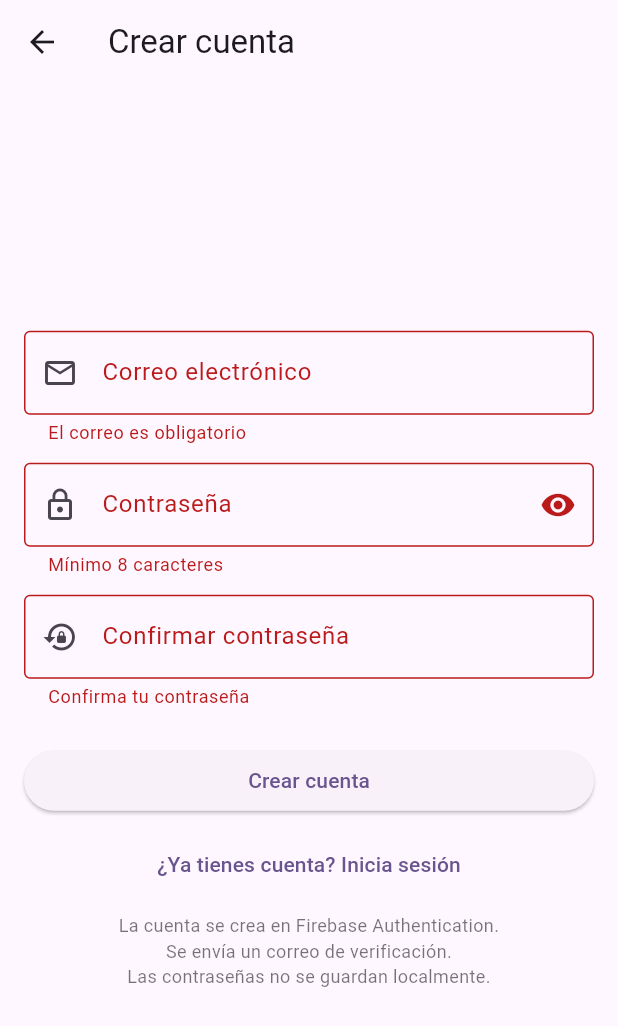
After one commit to Enrique013/AppMovil, a Flutter app: the RegisterPage screen opened directly, after a tap on "Crear cuenta", on a phone screen of 412 x 824 dp. The commit adds this screen. Shown: the top 1026 px of the screen. Run offline on Flutter 3.47's test engine with Material 3 defaults, Android fonts, the phone set to English and light mode, and no system bars; our stand-ins replace firebase_auth, firebase_core; accounts and stored records are empty.

Commit message:
RegisterPage con fire base

```diff
--- a/flutter_login/lib/login_page.dart
+++ b/flutter_login/lib/login_page.dart
@@ -2,11 +2,14 @@ import 'package:flutter/material.dart';
 import 'package:firebase_auth/firebase_auth.dart';
 import 'validators.dart';
 import 'auth_errors.dart';
+import 'register_page.dart';
+
 class LoginPage extends StatefulWidget {
   const LoginPage({super.key});
   @override
   State<LoginPage> createState() => _LoginPageState();
 }
+
 class _LoginPageState extends State<LoginPage> {
   final _formKey = GlobalKey<FormState>();
   final _emailCtrl = TextEditingController();
@@ -32,6 +35,7 @@ class _LoginPageState extends State<LoginPage> {
       if (mounted) setState(() => _loading = false);
     }
   }
+
   Future<void> _resetPassword() async {
     final emailError = Validators.email(_emailCtrl.text);
     if (emailError != null) {
@@ -39,8 +43,9 @@ class _LoginPageState extends State<LoginPage> {
       return;
     }
     try {
-      await FirebaseAuth.instance
-          .sendPasswordResetEmail(email: _emailCtrl.text.trim());
+      await FirebaseAuth.instance.sendPasswordResetEmail(
+        email: _emailCtrl.text.trim(),
+      );
       if (!mounted) return;
       ScaffoldMessenger.of(context).showSnackBar(
         const SnackBar(content: Text('Revisa tu correo para restablecer.')),
@@ -49,12 +54,14 @@ class _LoginPageState extends State<LoginPage> {
       setState(() => _error = mapAuthErrorToMessage(e));
     }
   }
+
   @override
   void dispose() {
     _emailCtrl.dispose();
     _passwordCtrl.dispose();
     super.dispose();
   }
+
   @override
   Widget build(BuildContext context) {
     return Scaffold(
@@ -66,7 +73,9 @@ class _LoginPageState extends State<LoginPage> {
             padding: const EdgeInsets.all(16),
             child: Form(
               key: _formKey,
-              child: Column(mainAxisSize: MainAxisSize.min, children: [
+              child: Column(
+                mainAxisSize: MainAxisSize.min,
+                children: [
                   TextFormField(
                     controller: _emailCtrl,
                     decoration: const InputDecoration(
@@ -88,9 +97,11 @@ class _LoginPageState extends State<LoginPage> {
                   ),
                   const SizedBox(height: 12),
                   if (_error != null)
-                  Text(_error!,
+                    Text(
+                      _error!,
                       style: const TextStyle(color: Colors.red),
-                      textAlign: TextAlign.center),
+                      textAlign: TextAlign.center,
+                    ),
                   const SizedBox(height: 12),
                   SizedBox(
                     width: double.infinity,
@@ -111,7 +122,20 @@ class _LoginPageState extends State<LoginPage> {
                   ),
                   const SizedBox(height: 8),
                   const _SmallPrint(),
-              ]),
+                  TextButton(
+                    onPressed: _loading
+                        ? null
+                        : () {
+                            Navigator.of(context).push(
+                              MaterialPageRoute(
+                                builder: (_) => const RegisterPage(),
+                              ),
+                            );
+                          },
+                    child: const Text('¿No tienes cuenta? Regístrate'),
+                  ),
+                ],
+              ),
             ),
           ),
         ),
@@ -119,6 +143,7 @@ class _LoginPageState extends State<LoginPage> {
     );
   }
 }
+
 class _SmallPrint extends StatelessWidget {
   const _SmallPrint();
   @override
--- /dev/null
+++ b/flutter_login/lib/register_page.dart
@@ -0,0 +1,179 @@
+import 'package:flutter/material.dart';
+import 'package:firebase_auth/firebase_auth.dart';
+import 'validators.dart';
+import 'auth_errors.dart';
+
+class RegisterPage extends StatefulWidget {
+  const RegisterPage({super.key});
+
+  @override
+  State<RegisterPage> createState() => _RegisterPageState();
+}
+
+class _RegisterPageState extends State<RegisterPage> {
+  final _formKey = GlobalKey<FormState>();
+  final _emailCtrl = TextEditingController();
+  final _pwdCtrl = TextEditingController();
+  final _confirmCtrl = TextEditingController();
+  bool _loading = false;
+  String? _error;
+  bool _obscure = true;
+
+  @override
+  void dispose() {
+    _emailCtrl.dispose();
+    _pwdCtrl.dispose();
+    _confirmCtrl.dispose();
+    super.dispose();
+  }
+
+  Future<void> _register() async {
+    if (!_formKey.currentState!.validate()) return;
+    FocusScope.of(context).unfocus();
+    setState(() {
+      _loading = true;
+      _error = null;
+    });
+
+    try {
+      final email = _emailCtrl.text.trim();
+      final password = _pwdCtrl.text;
+
+      // Crear usuario en Firebase Authentication
+      await FirebaseAuth.instance.createUserWithEmailAndPassword(
+        email: email,
+        password: password,
+      );
+
+      // Enviar verificación de correo
+      final user = FirebaseAuth.instance.currentUser;
+      if (user != null && !user.emailVerified) {
+        await user.sendEmailVerification();
+        if (mounted) {
+          ScaffoldMessenger.of(context).showSnackBar(
+            const SnackBar(
+              content: Text('Se envió un correo de verificación.'),
+              behavior: SnackBarBehavior.floating,
+            ),
+          );
+        }
+      }
+    } catch (e) {
+      // 👇 Registro de error detallado en consola
+      print('🔥 Error al registrar usuario: $e');
+      setState(() => _error = mapAuthErrorToMessage(e));
+    } finally {
+      if (mounted) setState(() => _loading = false);
+    }
+  }
+
+  String? _confirmValidator(String? v) {
+    final conf = v ?? '';
+    if (conf.isEmpty) return 'Confirma tu contraseña';
+    if (conf != _pwdCtrl.text) return 'Las contraseñas no coinciden';
+    return null;
+  }
+
+  @override
+  Widget build(BuildContext context) {
+    return Scaffold(
+      appBar: AppBar(title: const Text('Crear cuenta')),
+      body: Center(
+        child: ConstrainedBox(
+          constraints: const BoxConstraints(maxWidth: 420),
+          child: Padding(
+            padding: const EdgeInsets.all(16),
+            child: Form(
+              key: _formKey,
+              child: Column(mainAxisSize: MainAxisSize.min, children: [
+                TextFormField(
+                  controller: _emailCtrl,
+                  decoration: const InputDecoration(
+                    labelText: 'Correo electrónico',
+                    border: OutlineInputBorder(),
+                    prefixIcon: Icon(Icons.email_outlined),
+                  ),
+                  keyboardType: TextInputType.emailAddress,
+                  validator: Validators.email,
+                ),
+                const SizedBox(height: 12),
+                TextFormField(
+                  controller: _pwdCtrl,
+                  decoration: InputDecoration(
+                    labelText: 'Contraseña',
+                    border: const OutlineInputBorder(),
+                    prefixIcon: const Icon(Icons.lock_outline),
+                    suffixIcon: IconButton(
+                      icon: Icon(
+                        _obscure ? Icons.visibility : Icons.visibility_off,
+                      ),
+                      onPressed: () => setState(() => _obscure = !_obscure),
+                    ),
+                  ),
+                  obscureText: _obscure,
+                  validator: Validators.password,
+                ),
+                const SizedBox(height: 12),
+                TextFormField(
+                  controller: _confirmCtrl,
+                  decoration: const InputDecoration(
+                    labelText: 'Confirmar contraseña',
+                    border: OutlineInputBorder(),
+                    prefixIcon: Icon(Icons.lock_reset),
+                  ),
+                  obscureText: true,
+                  validator: _confirmValidator,
+                ),
+                const SizedBox(height: 12),
+                if (_error != null)
+                  Text(
+                    _error!,
+                    style: const TextStyle(color: Colors.red),
+                    textAlign: TextAlign.center,
+                  ),
+                const SizedBox(height: 12),
+                SizedBox(
+                  width: double.infinity,
+                  child: ElevatedButton(
+                    onPressed: _loading ? null : _register,
+                    child: _loading
+                        ? const SizedBox(
+                            height: 20,
+                            width: 20,
+                            child: CircularProgressIndicator(strokeWidth: 2),
+                          )
+                        : const Text('Crear cuenta'),
+                  ),
+                ),
+                const SizedBox(height: 8),
+                TextButton(
+                  onPressed: _loading
+                      ? null
+                      : () => Navigator.of(context).pop(), // volver al Login
+                  child: const Text('¿Ya tienes cuenta? Inicia sesión'),
+                ),
+                const SizedBox(height: 8),
+                const _SecurityNotes(),
+              ]),
+            ),
+          ),
+        ),
+      ),
+    );
+  }
+}
+
+class _SecurityNotes extends StatelessWidget {
+  const _SecurityNotes();
+
+  @override
+  Widget build(BuildContext context) {
+    return const Text(
+      'La cuenta se crea en Firebase Authentication.\n'
+      'Se envía un correo de verificación.\n'
+      'Las contraseñas no se guardan localmente.',
+      textAlign: TextAlign.center,
+      style: TextStyle(fontSize: 12, color: Colors.black54),
+    );
+  }
+}
--- a/flutter_login/lib/validators.dart
+++ b/flutter_login/lib/validators.dart
@@ -6,9 +6,10 @@ class Validators {
     if (!emailRx.hasMatch(value)) return 'Correo inválido';
     return null;
   }
+
   static String? password(String? v) {
     final value = v ?? '';
-    if (value.length < 6) return 'Mínimo 6 caracteres';
+    if (value.length < 8) return 'Mínimo 8 caracteres';
     if (!RegExp(r'[A-Z]').hasMatch(value)) return 'Incluye al menos una mayúscula';
     if (!RegExp(r'[0-9]').hasMatch(value)) return 'Incluye al menos un número';
     return null;
```
Lines whose indentation alone changed are shown as unchanged.
